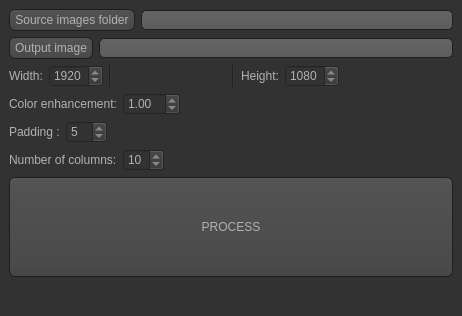
First picture: the form in Pyinstaller_MakeGrid/Lib/Demo.ui, repository kthod861/Boxart_Project, before the edit.
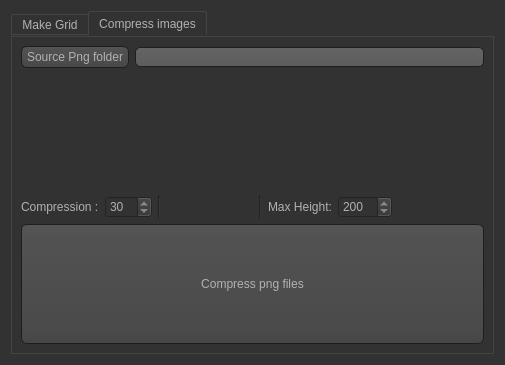
Second picture: the form after the edit. The open tabs and pages were chosen to show the change. Icons and pictures are not drawn.

Commit message: add compression tool for boxarts

Diff of the .ui file:
```diff
--- a/Pyinstaller_MakeGrid/Lib/Demo.ui
+++ b/Pyinstaller_MakeGrid/Lib/Demo.ui
@@ -1,21 +1,15 @@
 <?xml version="1.0" encoding="UTF-8"?>
 <ui version="4.0">
- <class>MainWindow</class>
- <widget class="QMainWindow" name="MainWindow">
+ <class>Form</class>
+ <widget class="QWidget" name="Form">
   <property name="geometry">
    <rect>
     <x>0</x>
     <y>0</y>
-    <width>462</width>
-    <height>316</height>
+    <width>505</width>
+    <height>365</height>
    </rect>
   </property>
-  <property name="sizePolicy">
-   <sizepolicy hsizetype="Preferred" vsizetype="Preferred">
-    <horstretch>0</horstretch>
-    <verstretch>0</verstretch>
-   </sizepolicy>
-  </property>
   <property name="windowTitle">
    <string>MainWindow</string>
   </property>
@@ -480,12 +474,18 @@
     border: 1px solid #444;
 }</string>
   </property>
-  <property name="tabShape">
-   <enum>QTabWidget::Rounded</enum>
-  </property>
-  <widget class="QWidget" name="centralwidget">
    <layout class="QVBoxLayout" name="verticalLayout">
     <item>
+    <widget class="QTabWidget" name="tabWidget">
+     <property name="currentIndex">
+      <number>0</number>
+     </property>
+     <widget class="QWidget" name="tab">
+      <attribute name="title">
+       <string>Make Grid</string>
+      </attribute>
+      <layout class="QVBoxLayout" name="verticalLayout_2">
+       <item>
      <layout class="QHBoxLayout" name="horizontalLayout">
       <item>
        <widget class="QPushButton" name="bt_srcfolder">
@@ -685,7 +685,7 @@
      </layout>
     </item>
     <item>
-     <widget class="QPushButton" name="bt_yay">
+        <widget class="QPushButton" name="bt_mkgrid">
       <property name="minimumSize">
        <size>
         <width>0</width>
@@ -705,53 +705,141 @@
       <property name="sizeHint" stdset="0">
        <size>
         <width>20</width>
-        <height>40</height>
+           <height>41</height>
        </size>
       </property>
      </spacer>
     </item>
    </layout>
   </widget>
-  <widget class="QStatusBar" name="statusbar"/>
-  <action name="actionConfluence">
+     <widget class="QWidget" name="tab_2">
+      <attribute name="title">
+       <string>Compress images</string>
+      </attribute>
+      <layout class="QVBoxLayout" name="verticalLayout_3">
+       <item>
+        <layout class="QHBoxLayout" name="horizontalLayout_7">
+         <item>
+          <widget class="QPushButton" name="bt_srcfolder_2">
    <property name="text">
-    <string>Confluence</string>
-   </property>
-   <property name="statusTip">
-    <string>Open Confluence website</string>
-   </property>
-  </action>
-  <action name="actionFlare">
+            <string>Source Png folder</string>
+           </property>
+          </widget>
+         </item>
+         <item>
+          <widget class="QLineEdit" name="lineEdit_srcfolder_2"/>
+         </item>
+        </layout>
+       </item>
+       <item>
+        <spacer name="verticalSpacer_2">
+         <property name="orientation">
+          <enum>Qt::Vertical</enum>
+         </property>
+         <property name="sizeHint" stdset="0">
+          <size>
+           <width>20</width>
+           <height>242</height>
+          </size>
+         </property>
+        </spacer>
+       </item>
+       <item>
+        <layout class="QHBoxLayout" name="horizontalLayout_8">
+         <item>
+          <widget class="QLabel" name="label_6">
    <property name="text">
-    <string>Flare</string>
-   </property>
-   <property name="statusTip">
-    <string>Open Flare website</string>
-   </property>
-  </action>
-  <action name="actionJira">
-   <property name="text">
-    <string>Jira</string>
-   </property>
-   <property name="statusTip">
-    <string>Open Jira website</string>
-   </property>
-  </action>
-  <action name="actionLauncherLog">
-   <property name="text">
-    <string>Launcher Log</string>
-   </property>
-  </action>
-  <action name="actionPythonrc_Log">
+            <string>Compression :</string>
+           </property>
+          </widget>
+         </item>
+         <item>
+          <widget class="QSpinBox" name="spinBox_compression">
+           <property name="maximum">
+            <number>100</number>
+           </property>
+           <property name="value">
+            <number>30</number>
+           </property>
+          </widget>
+         </item>
+         <item>
+          <widget class="Line" name="line_3">
+           <property name="orientation">
+            <enum>Qt::Vertical</enum>
+           </property>
+          </widget>
+         </item>
+         <item>
+          <spacer name="horizontalSpacer_6">
+           <property name="orientation">
+            <enum>Qt::Horizontal</enum>
+           </property>
+           <property name="sizeHint" stdset="0">
+            <size>
+             <width>40</width>
+             <height>20</height>
+            </size>
+           </property>
+          </spacer>
+         </item>
+         <item>
+          <widget class="Line" name="line_4">
+           <property name="orientation">
+            <enum>Qt::Vertical</enum>
+           </property>
+          </widget>
+         </item>
+         <item>
+          <widget class="QLabel" name="label_7">
    <property name="text">
-    <string>pythonrc Log</string>
-   </property>
-  </action>
-  <action name="action456_Log">
+            <string>Max Height:</string>
+           </property>
+          </widget>
+         </item>
+         <item>
+          <widget class="QSpinBox" name="spinBox_Height_2">
+           <property name="maximum">
+            <number>1000</number>
+           </property>
+           <property name="value">
+            <number>200</number>
+           </property>
+          </widget>
+         </item>
+         <item>
+          <spacer name="horizontalSpacer_7">
+           <property name="orientation">
+            <enum>Qt::Horizontal</enum>
+           </property>
+           <property name="sizeHint" stdset="0">
+            <size>
+             <width>40</width>
+             <height>20</height>
+            </size>
+           </property>
+          </spacer>
+         </item>
+        </layout>
+       </item>
+       <item>
+        <widget class="QPushButton" name="bt_compress">
+         <property name="minimumSize">
+          <size>
+           <width>0</width>
+           <height>120</height>
+          </size>
+         </property>
    <property name="text">
-    <string>456 Log</string>
-   </property>
-  </action>
+          <string>Compress png files</string>
+         </property>
+        </widget>
+       </item>
+      </layout>
+     </widget>
+    </widget>
+   </item>
+  </layout>
  </widget>
  <resources/>
  <connections/>
```
Left out of the diff: 2 changed lines with no effect on the pictures. Lines whose indentation alone changed are shown as unchanged. The commit also changes 5 other files.
